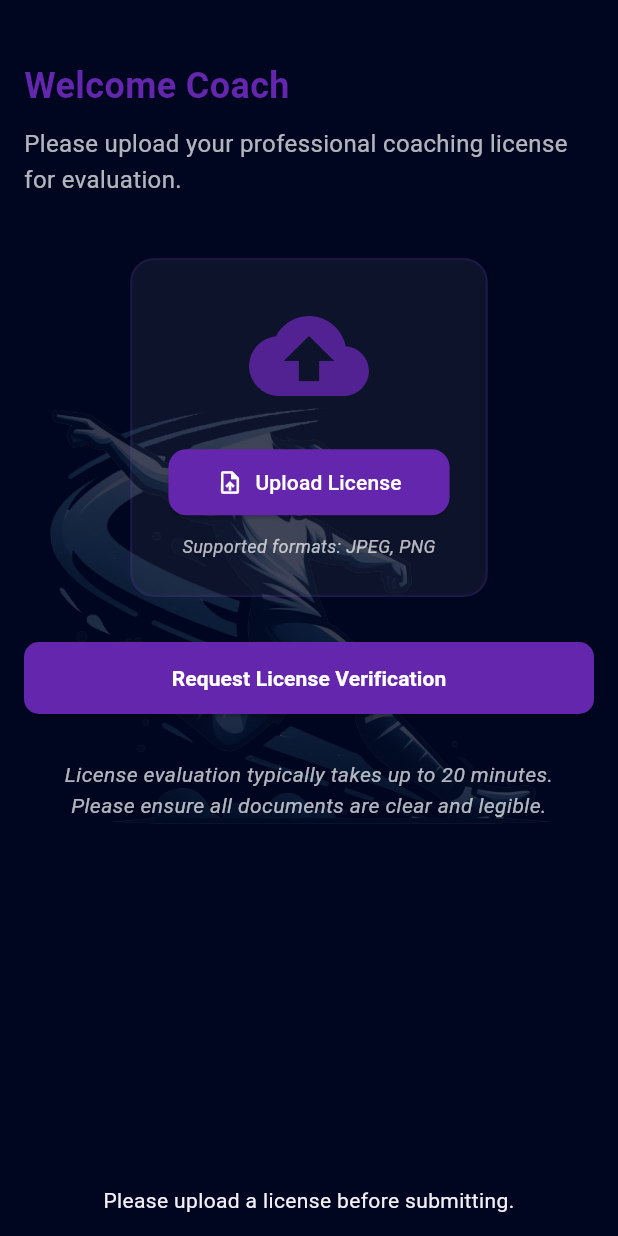
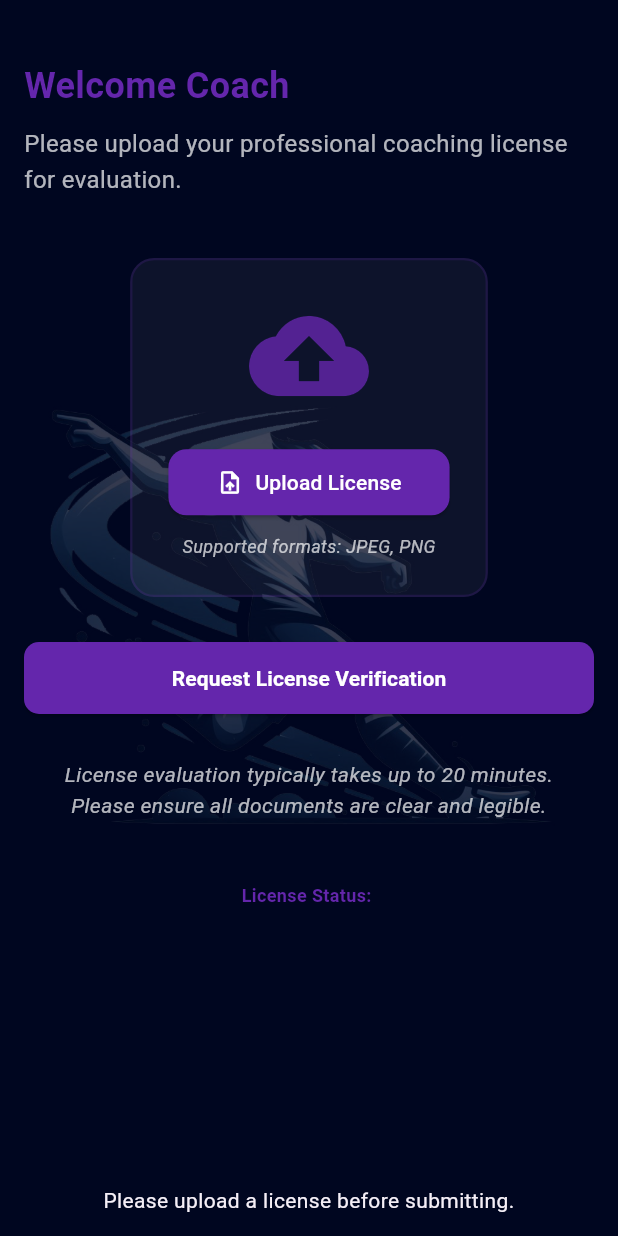
Before and after one commit to siyadjr/Tactix-Academy-Manager, a Flutter app: the CoachingLicenseScreen screen opened directly, after a tap on "Request License Verification", on a phone screen of 412 x 824 dp. Run offline on Flutter 3.47's test engine with Material 3 defaults, Android fonts, the phone set to English and light mode, and no system bars; our stand-ins replace cloud_firestore, firebase_auth, firebase_core, google_sign_in, icons_plus, image_picker and 2 more; accounts and stored records are empty; generated files the repository leaves out were written again.

Commit message:
license request completed

```diff
--- /dev/null
+++ b/lib/Core/important_data.dart
@@ -0,0 +1,5 @@
+import 'package:firebase_auth/firebase_auth.dart';
+
+final user = FirebaseAuth.instance.currentUser;
+const userLoggedIn = 'user';
+const userRegisterd = 'userRegisterd';
--- a/lib/View/Authentications/lisence_request.dart
+++ b/lib/View/Authentications/lisence_request.dart
@@ -1,15 +1,19 @@
+import 'package:firebase_auth/firebase_auth.dart';
+import 'package:cloud_firestore/cloud_firestore.dart';
 import 'package:flutter/material.dart';
 import 'package:provider/provider.dart';
+import 'package:tactix_academy_manager/Controller/Api/cloudinery_class.dart';
 import 'package:tactix_academy_manager/Controller/license_provider.dart';
 import 'package:tactix_academy_manager/Core/Theme/app_colours.dart';
 import 'package:tactix_academy_manager/Core/Theme/button_style.dart';
 import 'package:tactix_academy_manager/Core/Theme/custom_scaffold.dart';
-import 'package:tactix_academy_manager/Model/Firebase/Authentication%20funcations/user.db.dart';
+import 'package:tactix_academy_manager/View/Authentications/Team%20Creation/team_create.dart';
 import 'package:tactix_academy_manager/View/Authentications/Widgets/licence_header.dart';
 import 'package:tactix_academy_manager/View/Authentications/Widgets/upload_container.dart';
+import 'package:tactix_academy_manager/View/HomeScreen/home_screen.dart';
 
 class CoachingLicenseScreen extends StatelessWidget {
-  CoachingLicenseScreen({super.key});
+  const CoachingLicenseScreen({super.key});
 
   @override
   Widget build(BuildContext context) {
@@ -28,10 +32,61 @@ class CoachingLicenseScreen extends StatelessWidget {
               const SizedBox(height: 30),
               buildFooterText(),
               const SizedBox(height: 40),
+              _buildLicenseStatusStream(context),
             ],
           ),
         ),
       ),
+    );
+  }
+
+  // Stream to listen to the license status
+  Widget _buildLicenseStatusStream(BuildContext context) {
+    final userId = FirebaseAuth.instance.currentUser?.uid;
+
+    return StreamBuilder<DocumentSnapshot>(
+      stream: FirebaseFirestore.instance
+          .collection('Managers')
+          .doc(
+              userId) // Assuming you're fetching the manager document by userId
+          .snapshots(),
+      builder: (context, snapshot) {
+        if (snapshot.connectionState == ConnectionState.waiting) {
+          return const CircularProgressIndicator();
+        }
+
+        if (snapshot.hasError) {
+          return Text('Error: ${snapshot.error}');
+        }
+
+        if (!snapshot.hasData) {
+          return const Text('No data available');
+        }
+
+        final data = snapshot.data!.data() as Map<String, dynamic>;
+        final licenseStatus = data['license status'] ?? 'pending';
+
+        // Show the alert box if the license status is approved
+        if (licenseStatus == 'approved') {
+          // Show the alert box
+          Future.delayed(Duration.zero, () {
+            Navigator.pushAndRemoveUntil(
+              context,
+              MaterialPageRoute(builder: (ctx) => const TeamCreate()),
+              (_) => true, // Corrected the RoutePredicate here
+            );
+          });
+        }
+
+        return Text(
+          'License Status: $licenseStatus',
+          style: const TextStyle(
+            fontSize: 12,
+            fontWeight: FontWeight.bold,
+            color: mainTextColour,
+          ),
+        );
+      },
     );
   }
 
@@ -43,9 +98,8 @@ class CoachingLicenseScreen extends StatelessWidget {
           final imagePath = context.read<LicenseProvider>().imagePath;
           if (imagePath.isEmpty) {
             ScaffoldMessenger.of(context).showSnackBar(
-              // ignore: prefer_const_constructors
-              SnackBar(
-                content: const Text(
+              const SnackBar(
+                content: Text(
                   "Please upload a license before submitting.",
                   textAlign: TextAlign.center,
                 ),
@@ -53,7 +107,7 @@ class CoachingLicenseScreen extends StatelessWidget {
               ),
             );
           } else {
-            UserDatbase().uploadLicense(imagePath);
+            CloudineryClass().uploadLicense(imagePath);
           }
         },
         style: elevatedButtonStyle.copyWith(
--- a/lib/View/Authentications/sign_up.dart
+++ b/lib/View/Authentications/sign_up.dart
@@ -1,9 +1,5 @@
-import 'dart:developer';
 
-import 'package:cloud_firestore/cloud_firestore.dart';
-import 'package:firebase_auth/firebase_auth.dart';
 import 'package:flutter/material.dart';
-import 'package:google_sign_in/google_sign_in.dart';
 import 'package:icons_plus/icons_plus.dart';
 import 'package:tactix_academy_manager/Core/Theme/app_colours.dart';
 import 'package:tactix_academy_manager/Core/Theme/button_style.dart';
@@ -12,7 +8,6 @@ import 'package:tactix_academy_manager/Model/Firebase/Authentication%20funcation
 import 'package:tactix_academy_manager/View/Authentications/Widgets/or_sign_with_google.dart';
 import 'package:tactix_academy_manager/View/Authentications/Widgets/sign_in_widget.dart';
 import 'package:tactix_academy_manager/View/Authentications/Widgets/to_sign_inpage.dart';
-import 'package:tactix_academy_manager/View/Authentications/splash_screen.dart';
 
 class SignUp extends StatelessWidget {
   const SignUp({super.key});
--- a/pubspec.yaml
+++ b/pubspec.yaml
@@ -37,13 +37,16 @@ dependencies:
   cupertino_icons: ^1.0.6
   introduction_screen: ^3.1.14
   icons_plus: ^5.0.0
-
+  cloudinary_flutter: ^1.0.0
+  cloudinary_url_gen: ^1.0.0
   google_sign_in: ^6.2.2
   firebase_auth: ^5.3.3
   firebase_core: ^3.8.0
   cloud_firestore: ^5.5.0
   provider: ^6.1.2
   image_picker: ^1.1.2
+  cloudinary: ^1.2.0
+  shared_preferences: ^2.3.3
 
 dev_dependencies:
   flutter_test:
```
Also changed, not shown: lib/Core/Theme/SharedPrefernce/shared_pref_functions.dart (added, +9 -0 lines), lib/Model/Firebase/Authentication funcations/user.db.dart (+34 -14 lines), lib/View/Authentications/Team Creation/team_create.dart (added, +127 -0 lines), lib/View/Authentications/forgot_password.dart (added, +81 -0 lines), lib/View/Authentications/sign_in.dart (+7 -1 lines), lib/View/Authentications/splash_screen.dart (+17 -1 lines), lib/firebase_options.dart (deleted), pubspec.lock, 2 other files.
